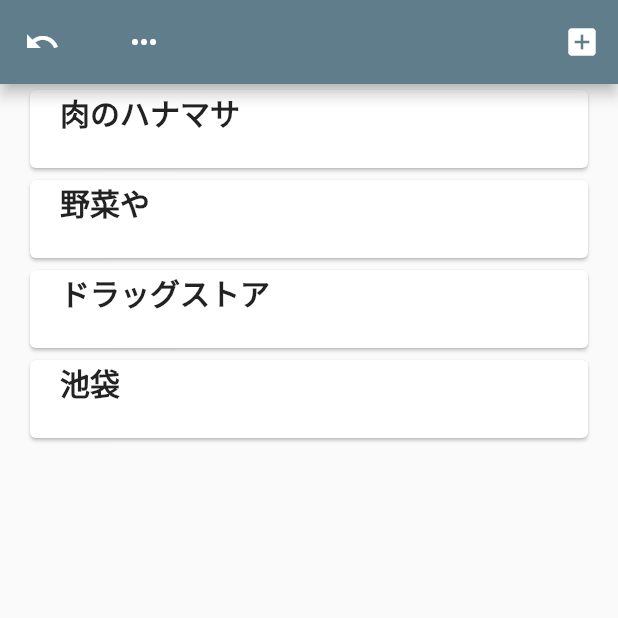
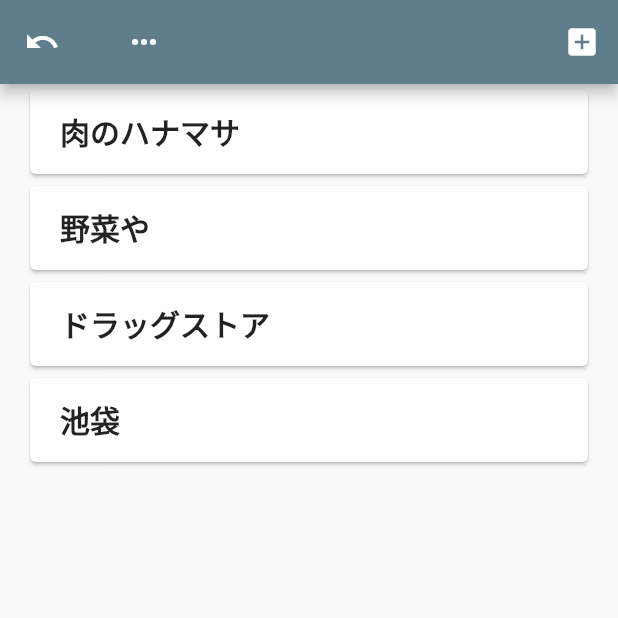
Before and after one commit to makicamel/carts, a Flutter app: the screen it shows after launch, on a phone screen of 412 x 824 dp, the top half of it. Run offline on Flutter 3.47's test engine with Material 2 defaults, Android fonts, the phone set to English and light mode, and no system bars.

Commit message:
Fix shop card design

```diff
--- a/lib/main.dart
+++ b/lib/main.dart
@@ -61,14 +61,20 @@ class _ShopListState extends State<ShopList> {
             opacity: _isFloating(i) ? 0.3 : 1,
             child: Container(
               padding: const EdgeInsets.symmetric(horizontal: 16),
-              height: 60,
+              height: 64,
               child: Card(
-                child: Padding(
-                  padding: const EdgeInsets.symmetric(horizontal: 20),
-                  child: Text(
-                    _shopList[i],
-                    style: TextStyle(fontSize: 20, fontWeight: FontWeight.w600),
-                  ),
+                child: Row(
+                  crossAxisAlignment: CrossAxisAlignment.center,
+                  children: <Widget>[
+                    Padding(
+                      padding: const EdgeInsets.symmetric(horizontal: 20),
+                      child: Text(
+                        _shopList[i],
+                        style: TextStyle(
+                            fontSize: 20, fontWeight: FontWeight.w600),
+                      ),
+                    ),
+                  ],
                 ),
               ),
             ),
@@ -80,7 +86,7 @@ class _ShopListState extends State<ShopList> {
   }
 
   void onLongUpdate(p, {update = false}) {
-    final _calculateIndex = ((p.globalPosition.dy - 100) / 70).round();
+    var _calculateIndex = ((p.globalPosition.dy - 110) / 64).round();
     if (_floatingIndex == _calculateIndex && update) {
       return;
     }
```
